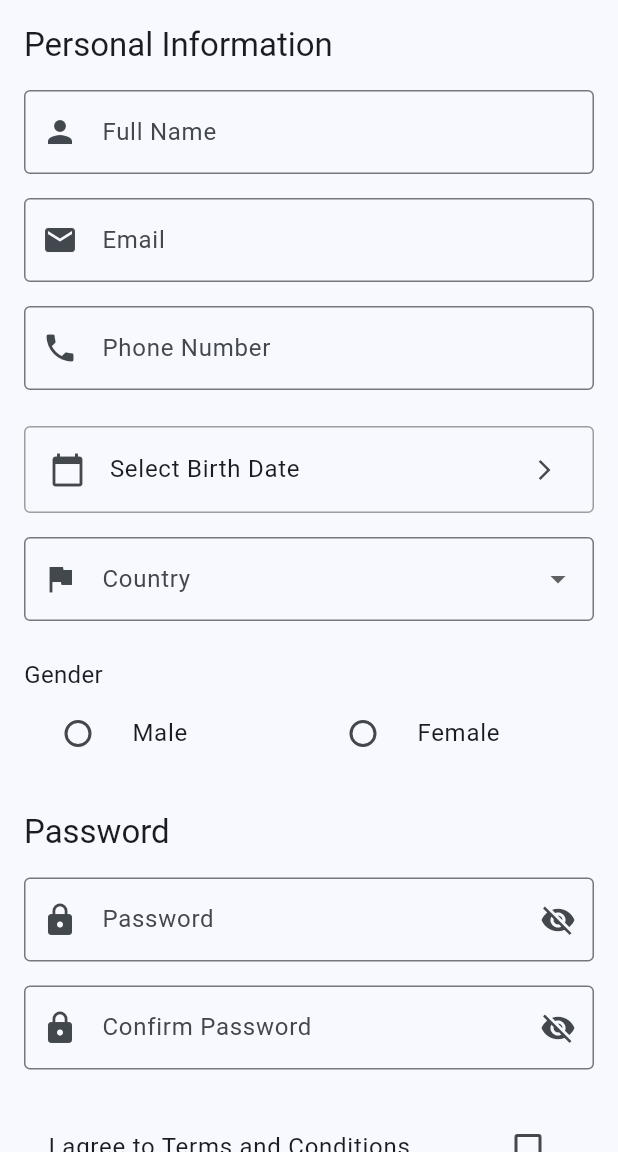
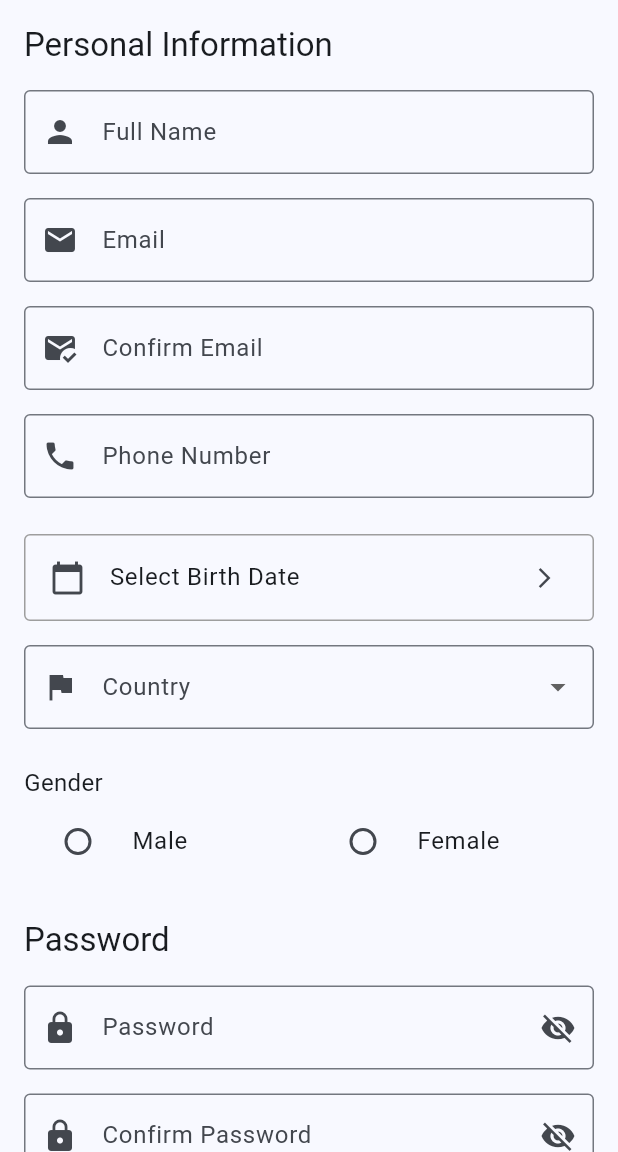
Before and after one commit to 100kgtrotila/user-registration-flutter, a Flutter app: the screen it shows after launch, on a phone screen of 412 x 824 dp, the part 84-1236 px from its top. Run offline on Flutter 3.47's test engine with Material 3 defaults, Android fonts, the phone set to English and light mode, and no system bars.

Commit message:
feat: implement user registration screen with model and form validation

```diff
--- a/lib/models/user.dart
+++ b/lib/models/user.dart
@@ -18,7 +18,9 @@ class User {
   });
 
   String get formattedBirthDate {
-    return '${birthDate.day}/${birthDate.month}/${birthDate.year}';
+    final day = birthDate.day.toString().padLeft(2, '0');
+    final month = birthDate.month.toString().padLeft(2, '0');
+    return '$day/$month/${birthDate.year}';
   }
 
   int get age {
--- a/lib/screens/registration_screen.dart
+++ b/lib/screens/registration_screen.dart
@@ -17,6 +17,7 @@ class _RegistrationScreenState extends State<RegistrationScreen> {
   final _phoneController = TextEditingController();
   final _passwordController = TextEditingController();
   final _confirmPasswordController = TextEditingController();
+  final _confirmEmailController = TextEditingController();
 
   String? _selectedCountry;
   final List<String> _countries = ['Ukraine', 'Poland', 'Germany', 'USA', 'UK'];
@@ -83,6 +84,14 @@ class _RegistrationScreenState extends State<RegistrationScreen> {
       subscribeToNewsletter: _subscribeToNewsletter,
     );
 
+    if (user.age < 18) {
+      ScaffoldMessenger.of(context).clearSnackBars();
+      ScaffoldMessenger.of(context).showSnackBar(
+        SnackBar(content: Text('You must be 18 or older to register')),
+      );
+      return;
+    }
+
     _showSuccessDialog(user);
   }
 
@@ -135,6 +144,7 @@ class _RegistrationScreenState extends State<RegistrationScreen> {
     _phoneController.dispose();
     _passwordController.dispose();
     _confirmPasswordController.dispose();
+    _confirmEmailController.dispose();
     super.dispose();
   }
 
@@ -186,6 +196,26 @@ class _RegistrationScreenState extends State<RegistrationScreen> {
               const SizedBox(height: 16),
 
               TextFormField(
+                controller: _confirmEmailController,
+                decoration: const InputDecoration(
+                  labelText: 'Confirm Email',
+                  prefixIcon: Icon(Icons.mark_email_read),
+                  border: OutlineInputBorder(),
+                ),
+                keyboardType: TextInputType.emailAddress,
+                validator: (value) {
+                  if (value == null || value.isEmpty) {
+                    return 'Confirm Email is required';
+                  }
+                  if (value != _emailController.text) {
+                    return 'Email addresses do not match';
+                  }
+                  return null;
+                },
+              ),
+              const SizedBox(height: 16),
+
+              TextFormField(
                 controller: _phoneController,
                 decoration: const InputDecoration(
                   labelText: 'Phone Number',
@@ -216,15 +246,18 @@ class _RegistrationScreenState extends State<RegistrationScreen> {
               ),
               const SizedBox(height: 16),
 
-              DropdownButtonFormField(
+              DropdownButtonFormField<String>(
                 decoration: InputDecoration(
                   labelText: 'Country',
                   prefixIcon: Icon(Icons.flag),
                   border: OutlineInputBorder(),
                 ),
-                value: _selectedCountry,
+                initialValue: _selectedCountry,
                 items: _countries.map((country) {
-                  return DropdownMenuItem(value: country, child: Text(country));
+                  return DropdownMenuItem<String>(
+                    value: country,
+                    child: Text(country),
+                  );
                 }).toList(),
                 onChanged: (value) => setState(() => _selectedCountry = value),
                 validator: (value) => value == null ? 'Виберіть країну' : null,
@@ -232,27 +265,25 @@ class _RegistrationScreenState extends State<RegistrationScreen> {
               const SizedBox(height: 24),
 
               Text('Gender', style: TextStyle(fontSize: 16)),
-              Row(
+              RadioGroup<String>(
+                groupValue: _selectedGender,
+                onChanged: (value) => setState(() => _selectedGender = value),
+                child: Row(
                   children: [
                     Expanded(
-                    child: RadioListTile(
+                      child: RadioListTile<String>(
                         title: Text('Male'),
                         value: 'Male',
-                      groupValue: _selectedGender,
-                      onChanged: (value) =>
-                          setState(() => _selectedGender = value),
                       ),
                     ),
                     Expanded(
-                    child: RadioListTile(
+                      child: RadioListTile<String>(
                         title: Text('Female'),
                         value: 'Female',
-                      groupValue: _selectedGender,
-                      onChanged: (value) =>
-                          setState(() => _selectedGender = value),
                       ),
                     ),
                   ],
+                ),
               ),
               const SizedBox(height: 24),
 
```
Lines whose indentation alone changed are shown as unchanged.
